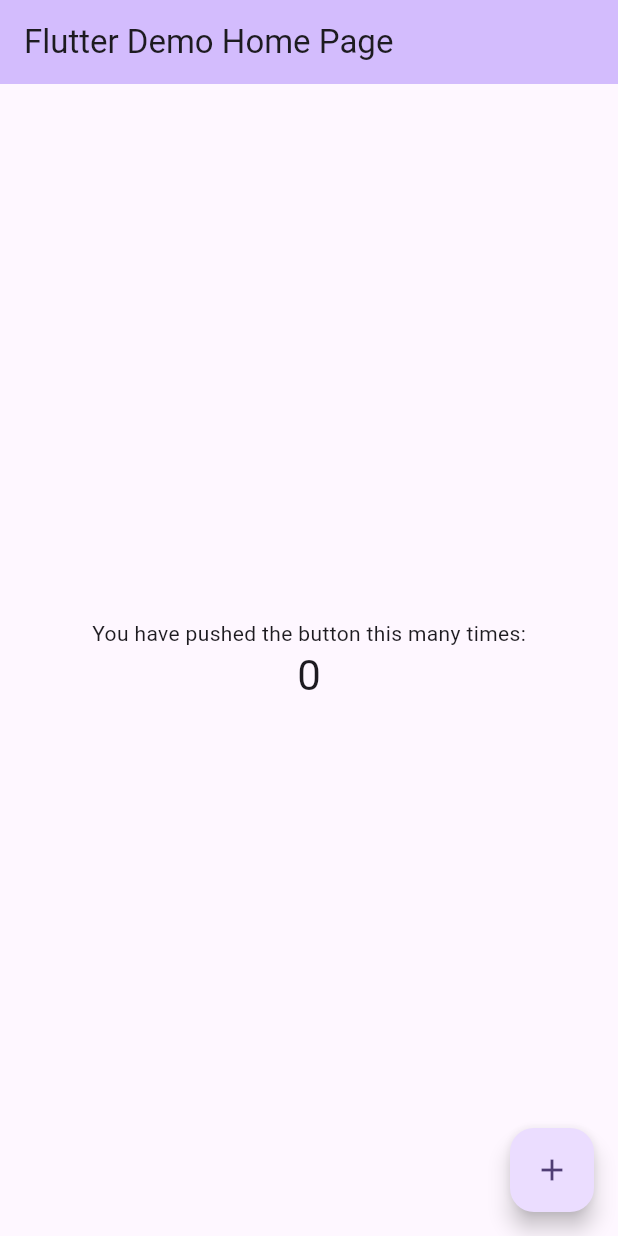
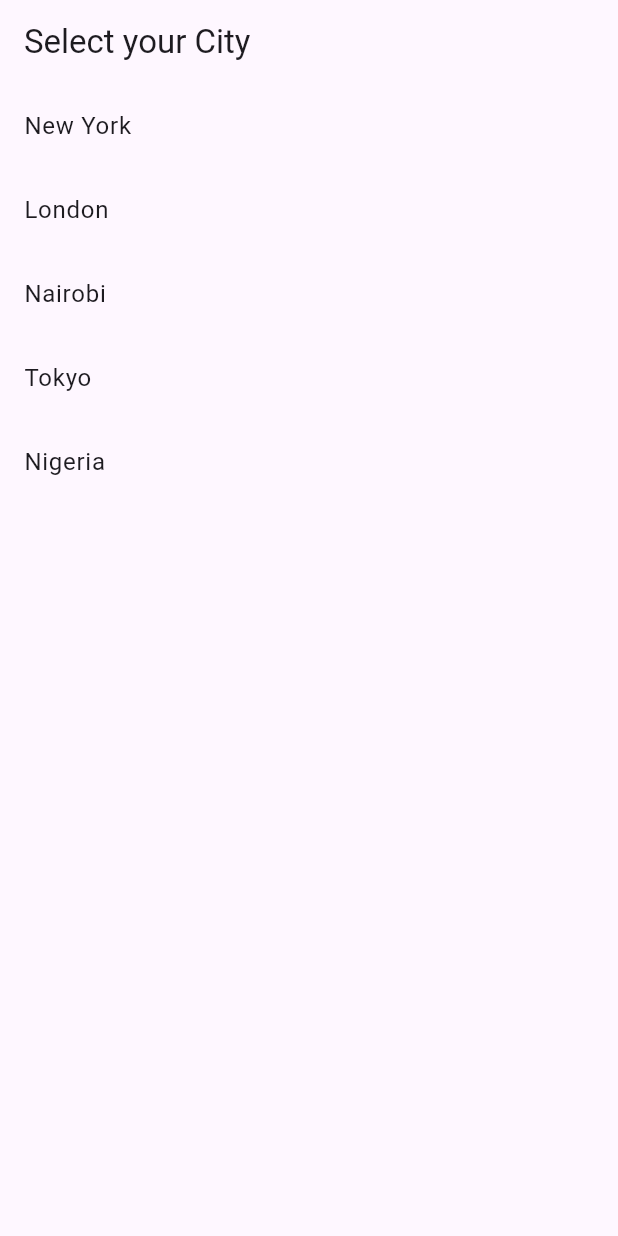
Before and after one commit to dabusharsystems/WeatherApp, a Flutter app: the screen it shows after launch, on a phone screen of 412 x 824 dp. Run offline on Flutter 3.47's test engine with Material 3 defaults, Android fonts, the phone set to English and light mode, and no system bars.

Commit message:
Flutter Weather App
Flutter Weather App First Commit

```diff
--- /dev/null
+++ b/lib/city_selector_screen.dart
@@ -0,0 +1,27 @@
+import 'package:flutter/material.dart';
+
+class CitySelectionScreen extends StatelessWidget {
+  final List<String> cities = ['New York', 'London', 'Nairobi', 'Tokyo','Nigeria'];
+
+  @override
+  Widget build(BuildContext context) {
+    return Scaffold(
+      appBar: AppBar(title: Text('Select your City')),
+      body: ListView.builder(
+        itemCount: cities.length,
+        itemBuilder: (context, index) {
+          return ListTile(
+            title: Text(cities[index]),
+            onTap: () {
+              Navigator.pushNamed(
+                context,
+                '/weather',
+                arguments: cities[index],
+              );
+            },
+          );
+        },
+      ),
+    );
+  }
+}
--- a/lib/main.dart
+++ b/lib/main.dart
@@ -1,7 +1,19 @@
 import 'package:flutter/material.dart';
+import 'package:provider/provider.dart';
+import 'weather_provider.dart';
+import 'city_selector_screen.dart';
+import 'weather_view_screen.dart';
 
 void main() {
-  runApp(const MyApp());
+  //runApp(const MyApp());
+  runApp(
+    MultiProvider(
+        providers:[
+          ChangeNotifierProvider(create: (_)=>WeatherProvider()),
+        ],
+      child: MyApp(),
+    ),
+  );
 }
 
 class MyApp extends StatelessWidget {
@@ -11,7 +23,7 @@
   @override
   Widget build(BuildContext context) {
     return MaterialApp(
-      title: 'Flutter Demo',
+      title: 'Weather App',
       theme: ThemeData(
         // This is the theme of your application.
         //
@@ -28,98 +40,104 @@
         //
         // This works for code too, not just values: Most code changes can be
         // tested with just a hot reload.
-        colorScheme: ColorScheme.fromSeed(seedColor: Colors.deepPurple),
-        useMaterial3: true,
+        //colorScheme: ColorScheme.fromSeed(seedColor: Colors.deepPurple),
+        primarySwatch: Colors.blue,
+        //useMaterial3: true,
       ),
-      home: const MyHomePage(title: 'Flutter Demo Home Page'),
+     // home: const MyHomePage(title: 'Flutter Demo Home Page'),
+      initialRoute: '/',
+      routes: {
+        '/':(context)=>CitySelectionScreen(),
+        '/weather':(context)=>WeatherScreen(),
+      },
     );
   }
 }
 
-class MyHomePage extends StatefulWidget {
-  const MyHomePage({super.key, required this.title});
-
-  // This widget is the home page of your application. It is stateful, meaning
-  // that it has a State object (defined below) that contains fields that affect
-  // how it looks.
-
-  // This class is the configuration for the state. It holds the values (in this
-  // case the title) provided by the parent (in this case the App widget) and
-  // used by the build method of the State. Fields in a Widget subclass are
-  // always marked "final".
-
-  final String title;
-
-  @override
-  State<MyHomePage> createState() => _MyHomePageState();
-}
-
-class _MyHomePageState extends State<MyHomePage> {
-  int _counter = 0;
-
-  void _incrementCounter() {
-    setState(() {
-      // This call to setState tells the Flutter framework that something has
-      // changed in this State, which causes it to rerun the build method below
-      // so that the display can reflect the updated values. If we changed
-      // _counter without calling setState(), then the build method would not be
-      // called again, and so nothing would appear to happen.
-      _counter++;
-    });
-  }
-
-  @override
-  Widget build(BuildContext context) {
-    // This method is rerun every time setState is called, for instance as done
-    // by the _incrementCounter method above.
-    //
-    // The Flutter framework has been optimized to make rerunning build methods
-    // fast, so that you can just rebuild anything that needs updating rather
-    // than having to individually change instances of widgets.
-    return Scaffold(
-      appBar: AppBar(
-        // TRY THIS: Try changing the color here to a specific color (to
-        // Colors.amber, perhaps?) and trigger a hot reload to see the AppBar
-        // change color while the other colors stay the same.
-        backgroundColor: Theme.of(context).colorScheme.inversePrimary,
-        // Here we take the value from the MyHomePage object that was created by
-        // the App.build method, and use it to set our appbar title.
-        title: Text(widget.title),
-      ),
-      body: Center(
-        // Center is a layout widget. It takes a single child and positions it
-        // in the middle of the parent.
-        child: Column(
-          // Column is also a layout widget. It takes a list of children and
-          // arranges them vertically. By default, it sizes itself to fit its
-          // children horizontally, and tries to be as tall as its parent.
-          //
-          // Column has various properties to control how it sizes itself and
-          // how it positions its children. Here we use mainAxisAlignment to
-          // center the children vertically; the main axis here is the vertical
-          // axis because Columns are vertical (the cross axis would be
-          // horizontal).
-          //
-          // TRY THIS: Invoke "debug painting" (choose the "Toggle Debug Paint"
-          // action in the IDE, or press "p" in the console), to see the
-          // wireframe for each widget.
-          mainAxisAlignment: MainAxisAlignment.center,
-          children: <Widget>[
-            const Text(
-              'You have pushed the button this many times:',
-            ),
-            Text(
-              '$_counter',
-              style: Theme.of(context).textTheme.headlineMedium,
-            ),
-          ],
-        ),
-      ),
-      floatingActionButton: FloatingActionButton(
-        onPressed: _incrementCounter,
-        tooltip: 'Increment',
-        child: const Icon(Icons.add),
-      ), // This trailing comma makes auto-formatting nicer for build methods.
-    );
-  }
-}
+// class MyHomePage extends StatefulWidget {
+//   const MyHomePage({super.key, required this.title});
+//
+//   // This widget is the home page of your application. It is stateful, meaning
+//   // that it has a State object (defined below) that contains fields that affect
+//   // how it looks.
+//
+//   // This class is the configuration for the state. It holds the values (in this
+//   // case the title) provided by the parent (in this case the App widget) and
+//   // used by the build method of the State. Fields in a Widget subclass are
+//   // always marked "final".
+//
+//   final String title;
+//
+//   @override
+//   State<MyHomePage> createState() => _MyHomePageState();
+// }
+//
+// class _MyHomePageState extends State<MyHomePage> {
+//   int _counter = 0;
+//
+//   void _incrementCounter() {
+//     setState(() {
+//       // This call to setState tells the Flutter framework that something has
+//       // changed in this State, which causes it to rerun the build method below
+//       // so that the display can reflect the updated values. If we changed
+//       // _counter without calling setState(), then the build method would not be
+//       // called again, and so nothing would appear to happen.
+//       _counter++;
+//     });
+//   }
+//
+//   @override
+//   Widget build(BuildContext context) {
+//     // This method is rerun every time setState is called, for instance as done
+//     // by the _incrementCounter method above.
+//     //
+//     // The Flutter framework has been optimized to make rerunning build methods
+//     // fast, so that you can just rebuild anything that needs updating rather
+//     // than having to individually change instances of widgets.
+//     return Scaffold(
+//       appBar: AppBar(
+//         // TRY THIS: Try changing the color here to a specific color (to
+//         // Colors.amber, perhaps?) and trigger a hot reload to see the AppBar
+//         // change color while the other colors stay the same.
+//         backgroundColor: Theme.of(context).colorScheme.inversePrimary,
+//         // Here we take the value from the MyHomePage object that was created by
+//         // the App.build method, and use it to set our appbar title.
+//         title: Text(widget.title),
+//       ),
+//       body: Center(
+//         // Center is a layout widget. It takes a single child and positions it
+//         // in the middle of the parent.
+//         child: Column(
+//           // Column is also a layout widget. It takes a list of children and
+//           // arranges them vertically. By default, it sizes itself to fit its
+//           // children horizontally, and tries to be as tall as its parent.
+//           //
+//           // Column has various properties to control how it sizes itself and
+//           // how it positions its children. Here we use mainAxisAlignment to
+//           // center the children vertically; the main axis here is the vertical
+//           // axis because Columns are vertical (the cross axis would be
+//           // horizontal).
+//           //
+//           // TRY THIS: Invoke "debug painting" (choose the "Toggle Debug Paint"
+//           // action in the IDE, or press "p" in the console), to see the
+//           // wireframe for each widget.
+//           mainAxisAlignment: MainAxisAlignment.center,
+//           children: <Widget>[
+//             const Text(
+//               'You have pushed the button this many times:',
+//             ),
+//             Text(
+//               '$_counter',
+//               style: Theme.of(context).textTheme.headlineMedium,
+//             ),
+//           ],
+//         ),
+//       ),
+//       floatingActionButton: FloatingActionButton(
+//         onPressed: _incrementCounter,
+//         tooltip: 'Increment',
+//         child: const Icon(Icons.add),
+//       ), // This trailing comma makes auto-formatting nicer for build methods.
+//     );
+//   }
+// }
--- a/pubspec.yaml
+++ b/pubspec.yaml
@@ -30,6 +30,9 @@ environment:
 dependencies:
   flutter:
     sdk: flutter
+  http: ^1.2.2
+  provider: ^6.1.2
+  flutter_svg: ^2.0.10+1
 
 
   # The following adds the Cupertino Icons font to your application.
```
Also changed, not shown: lib/weather_provider.dart (added, +26 -0 lines), lib/weather_services_api.dart (added, +22 -0 lines), lib/weather_view_screen.dart (added, +85 -0 lines), pubspec.lock.
